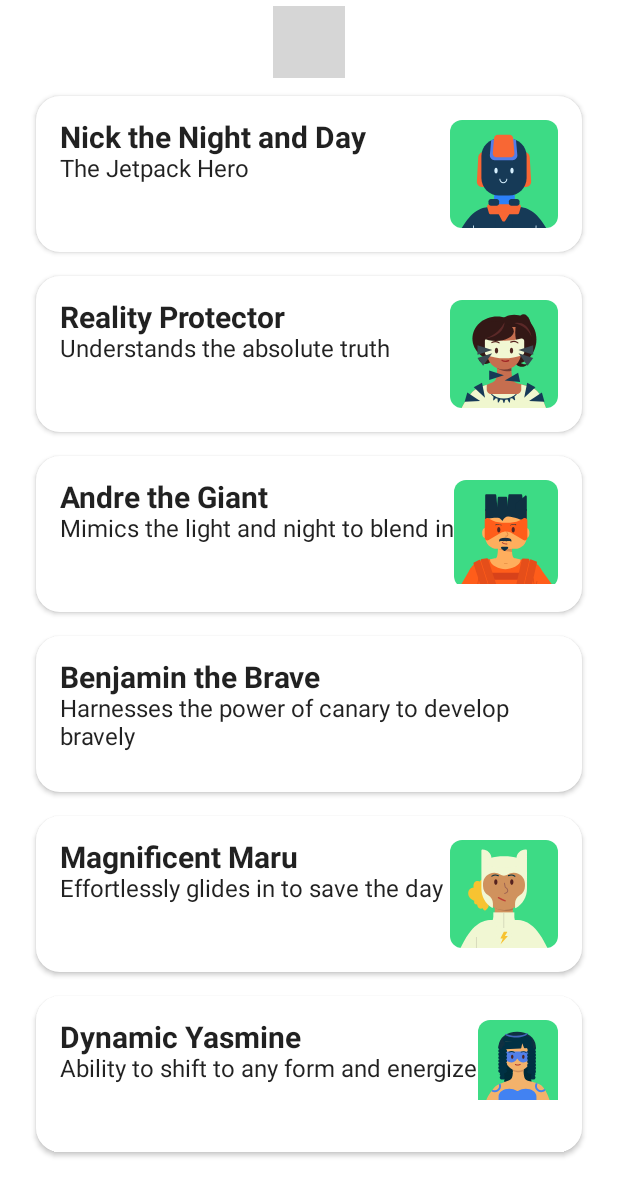
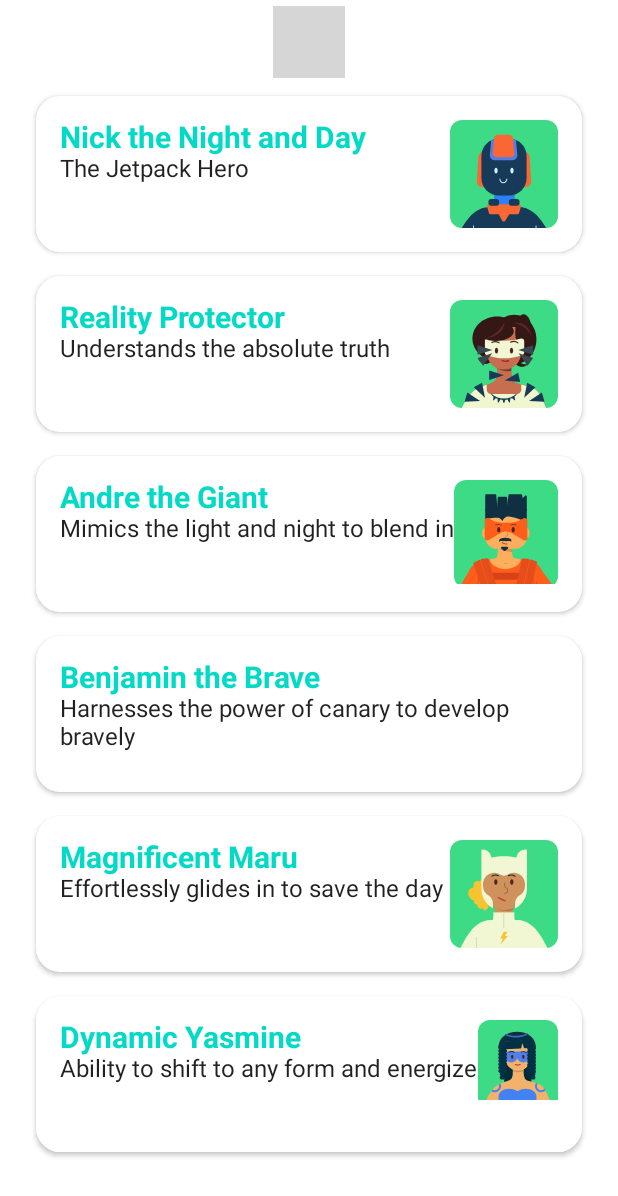
Before and after one commit to sourabhkumar47/Superheroes_App, an Android app built with Jetpack Compose: the MainActivity screen opened directly, with no data from a screen before it, on a phone screen of 412 x 824 dp. Shown: the top 1196 px of the screen. Run offline under Robolectric (Android 15) with nearby library versions, the phone set to English and light mode, and no system bars; 1 statement that could not run was skipped; grey boxes are pictures that could not be loaded.

Commit message:
added text colour

```diff
--- a/app/src/main/java/com/example/superheroes/MainActivity.kt
+++ b/app/src/main/java/com/example/superheroes/MainActivity.kt
@@ -114,7 +114,9 @@ fun HeroInformation(@StringRes heroName: Int, heroDescription: Int) {
     Column() {
         Text(
             text = stringResource(heroName),
-            style = MaterialTheme.typography.h3
+            style = MaterialTheme.typography.h3,
+            color = MaterialTheme.colors.secondary
+
         )
         Text(
             text = stringResource(heroDescription),
```
